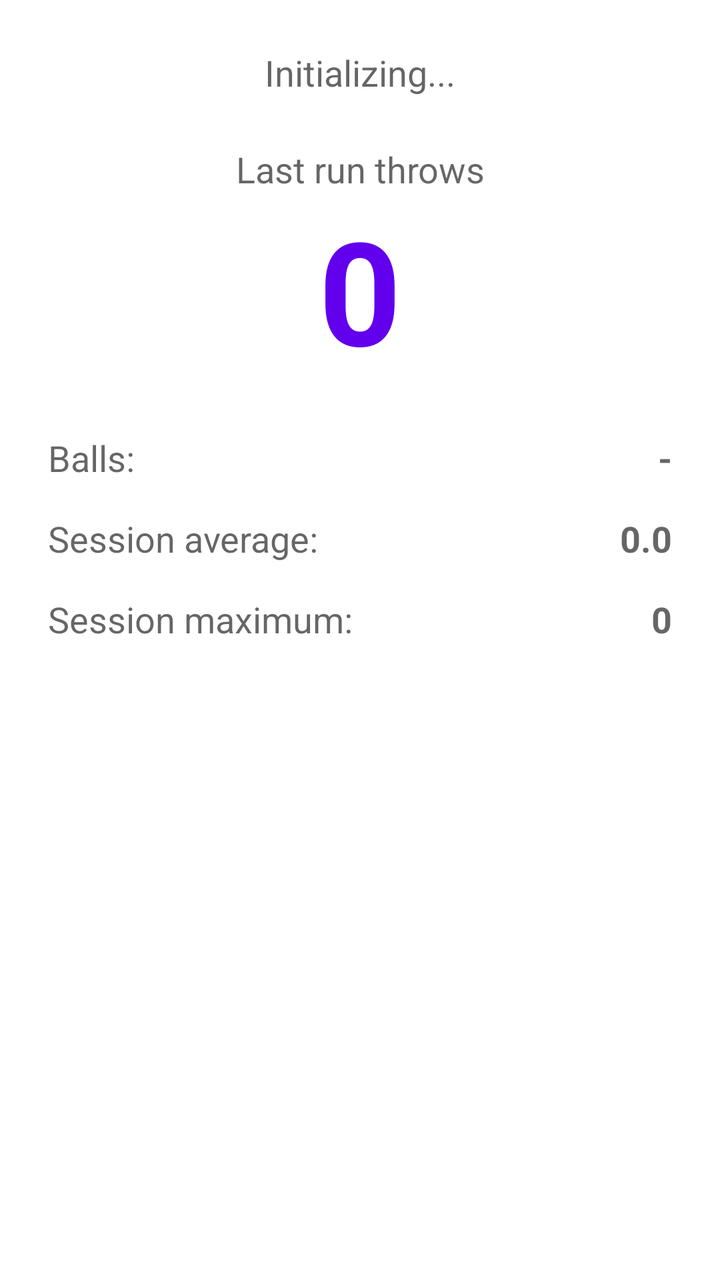
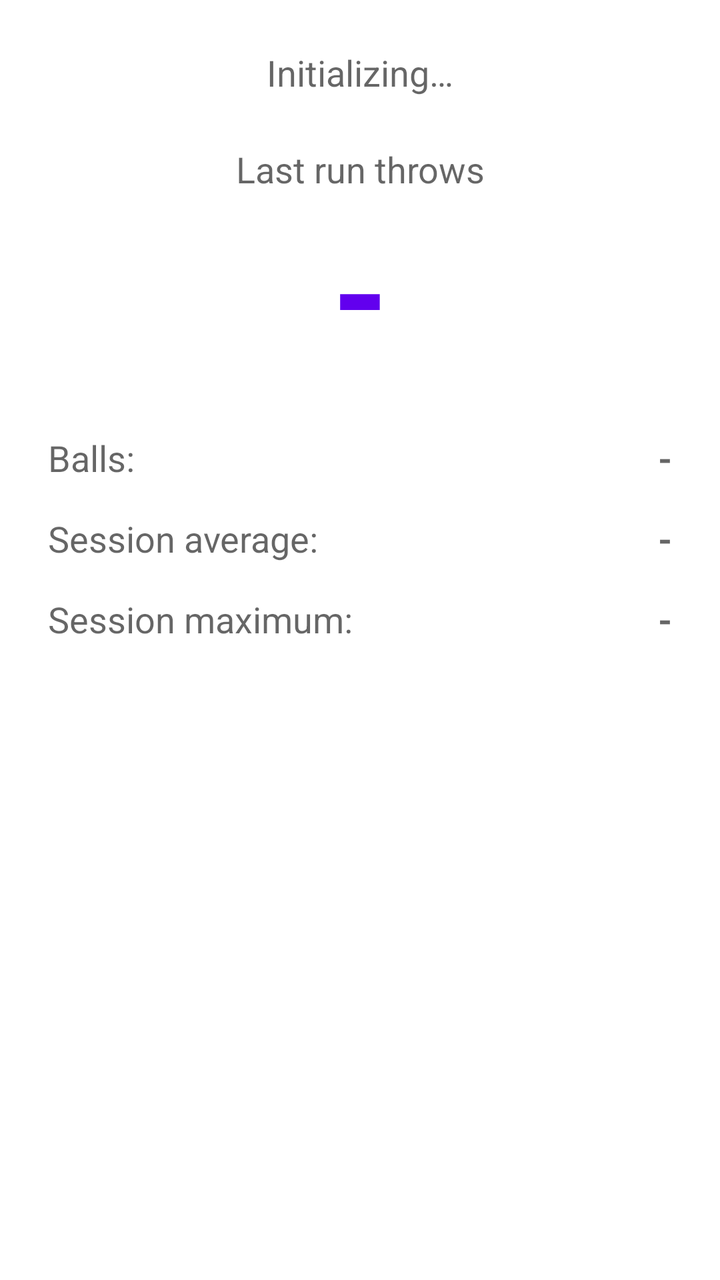

Screens rendered from an Android XML layout before and after an edit, with the pre-edit source and the edit as a unified diff.
<!-- AndroidManifest.xml: application theme Theme.MaterialComponents.DayNight.NoActionBar -->
<!-- res/layout/activity_main.xml -->
<?xml version="1.0" encoding="utf-8"?>
<androidx.constraintlayout.widget.ConstraintLayout xmlns:android="http://schemas.android.com/apk/res/android"
    xmlns:app="http://schemas.android.com/apk/res-auto"
    xmlns:tools="http://schemas.android.com/tools"
    android:layout_width="match_parent"
    android:layout_height="match_parent"
    tools:context=".MainActivity">

    <TextView
        android:id="@+id/statusText"
        android:layout_width="0dp"
        android:layout_height="wrap_content"
        android:gravity="center"
        android:padding="24dp"
        android:text="Initializing..."
        android:textAppearance="@style/TextAppearance.AppCompat.Medium"
        app:layout_constraintEnd_toEndOf="parent"
        app:layout_constraintStart_toStartOf="parent"
        app:layout_constraintTop_toTopOf="parent" />

    <TextView
        android:id="@+id/throwCountLabel"
        android:layout_width="0dp"
        android:layout_height="wrap_content"
        android:gravity="center"
        android:text="Last run throws"
        android:textAppearance="@style/TextAppearance.AppCompat.Medium"
        app:layout_constraintEnd_toEndOf="parent"
        app:layout_constraintStart_toStartOf="parent"
        app:layout_constraintTop_toBottomOf="@id/statusText" />

    <TextView
        android:id="@+id/throwCount"
        android:layout_width="0dp"
        android:layout_height="wrap_content"
        android:gravity="center"
        android:text="0"
        android:textColor="?android:attr/colorPrimary"
        android:textSize="72sp"
        android:textStyle="bold"
        app:layout_constraintEnd_toEndOf="parent"
        app:layout_constraintStart_toStartOf="parent"
        app:layout_constraintTop_toBottomOf="@id/throwCountLabel" />

    <LinearLayout
        android:id="@+id/sessionStatsContainer"
        android:layout_width="0dp"
        android:layout_height="wrap_content"
        android:orientation="vertical"
        android:padding="24dp"
        app:layout_constraintEnd_toEndOf="parent"
        app:layout_constraintStart_toStartOf="parent"
        app:layout_constraintTop_toBottomOf="@id/throwCount">

        <LinearLayout
            android:layout_width="match_parent"
            android:layout_height="wrap_content"
            android:orientation="horizontal">
            <TextView
                android:layout_width="0dp"
                android:layout_weight="1"
                android:layout_height="wrap_content"
                android:text="Balls:"
                android:textAppearance="@style/TextAppearance.AppCompat.Medium" />
            <TextView
                android:id="@+id/ballCount"
                android:layout_width="wrap_content"
                android:layout_height="wrap_content"
                android:text="-"
                android:textAppearance="@style/TextAppearance.AppCompat.Medium"
                android:textStyle="bold" />
        </LinearLayout>

        <LinearLayout
            android:layout_width="match_parent"
            android:layout_height="wrap_content"
            android:layout_marginTop="16dp"
            android:orientation="horizontal">
            <TextView
                android:layout_width="0dp"
                android:layout_weight="1"
                android:layout_height="wrap_content"
                android:text="Session average:"
                android:textAppearance="@style/TextAppearance.AppCompat.Medium" />
            <TextView
                android:id="@+id/sessionAverage"
                android:layout_width="wrap_content"
                android:layout_height="wrap_content"
                android:text="0.0"
                android:textAppearance="@style/TextAppearance.AppCompat.Medium"
                android:textStyle="bold" />
        </LinearLayout>

        <LinearLayout
            android:layout_width="match_parent"
            android:layout_height="wrap_content"
            android:layout_marginTop="16dp"
            android:orientation="horizontal">
            <TextView
                android:layout_width="0dp"
                android:layout_weight="1"
                android:layout_height="wrap_content"
                android:text="Session maximum:"
                android:textAppearance="@style/TextAppearance.AppCompat.Medium" />
            <TextView
                android:id="@+id/sessionMax"
                android:layout_width="wrap_content"
                android:layout_height="wrap_content"
                android:text="0"
                android:textAppearance="@style/TextAppearance.AppCompat.Medium"
                android:textStyle="bold" />
        </LinearLayout>

    </LinearLayout>
</androidx.constraintlayout.widget.ConstraintLayout>
<!-- resources referenced by this layout -->
<resources>

</resources>

<!-- the commit's change to res/layout/activity_main.xml (unified diff, before → after) -->
@@ -12,7 +12,7 @@
         android:layout_height="wrap_content"
         android:gravity="center"
         android:padding="24dp"
-        android:text="Initializing..."
+        android:text="@string/status_initializing"
         android:textAppearance="@style/TextAppearance.AppCompat.Medium"
         app:layout_constraintEnd_toEndOf="parent"
         app:layout_constraintStart_toStartOf="parent"
@@ -23,7 +23,7 @@
         android:layout_width="0dp"
         android:layout_height="wrap_content"
         android:gravity="center"
-        android:text="Last run throws"
+        android:text="@string/label_last_run_throws"
         android:textAppearance="@style/TextAppearance.AppCompat.Medium"
         app:layout_constraintEnd_toEndOf="parent"
         app:layout_constraintStart_toStartOf="parent"
@@ -34,7 +34,7 @@
         android:layout_width="0dp"
         android:layout_height="wrap_content"
         android:gravity="center"
-        android:text="0"
+        android:text="-"
         android:textColor="?android:attr/colorPrimary"
         android:textSize="72sp"
         android:textStyle="bold"
@@ -60,7 +60,7 @@
                 android:layout_width="0dp"
                 android:layout_weight="1"
                 android:layout_height="wrap_content"
-                android:text="Balls:"
+                android:text="@string/label_balls"
                 android:textAppearance="@style/TextAppearance.AppCompat.Medium" />
             <TextView
                 android:id="@+id/ballCount"
@@ -80,13 +80,13 @@
                 android:layout_width="0dp"
                 android:layout_weight="1"
                 android:layout_height="wrap_content"
-                android:text="Session average:"
+                android:text="@string/label_session_average"
                 android:textAppearance="@style/TextAppearance.AppCompat.Medium" />
             <TextView
                 android:id="@+id/sessionAverage"
                 android:layout_width="wrap_content"
                 android:layout_height="wrap_content"
-                android:text="0.0"
+                android:text="-"
                 android:textAppearance="@style/TextAppearance.AppCompat.Medium"
                 android:textStyle="bold" />
         </LinearLayout>
@@ -100,13 +100,13 @@
                 android:layout_width="0dp"
                 android:layout_weight="1"
                 android:layout_height="wrap_content"
-                android:text="Session maximum:"
+                android:text="@string/label_session_maximum"
                 android:textAppearance="@style/TextAppearance.AppCompat.Medium" />
             <TextView
                 android:id="@+id/sessionMax"
                 android:layout_width="wrap_content"
                 android:layout_height="wrap_content"
-                android:text="0"
+                android:text="-"
                 android:textAppearance="@style/TextAppearance.AppCompat.Medium"
                 android:textStyle="bold" />
         </LinearLayout>
<!-- resource entries referenced after the edit -->
@@ -1,5 +1,9 @@
 <!-- resources referenced by this layout -->
 <resources>
-
+  <string name="label_balls">Balls:</string>
+  <string name="label_last_run_throws">Last run throws</string>
+  <string name="label_session_average">Session average:</string>
+  <string name="label_session_maximum">Session maximum:</string>
+  <string name="status_initializing">Initializing…</string>
 </resources>
 
